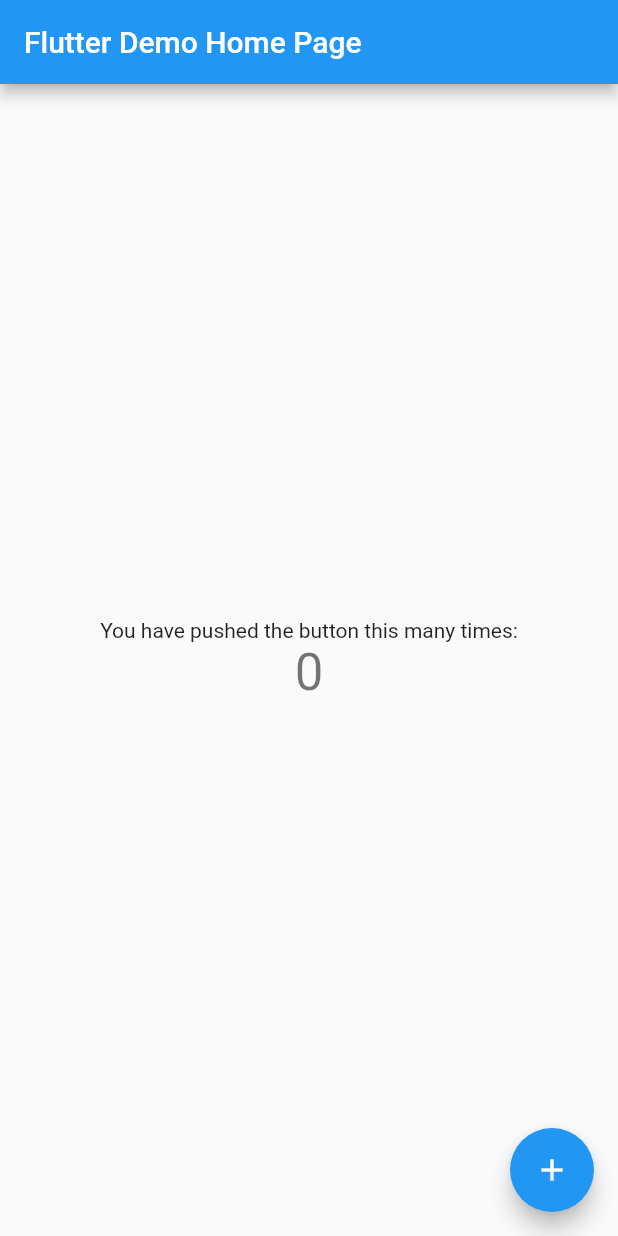
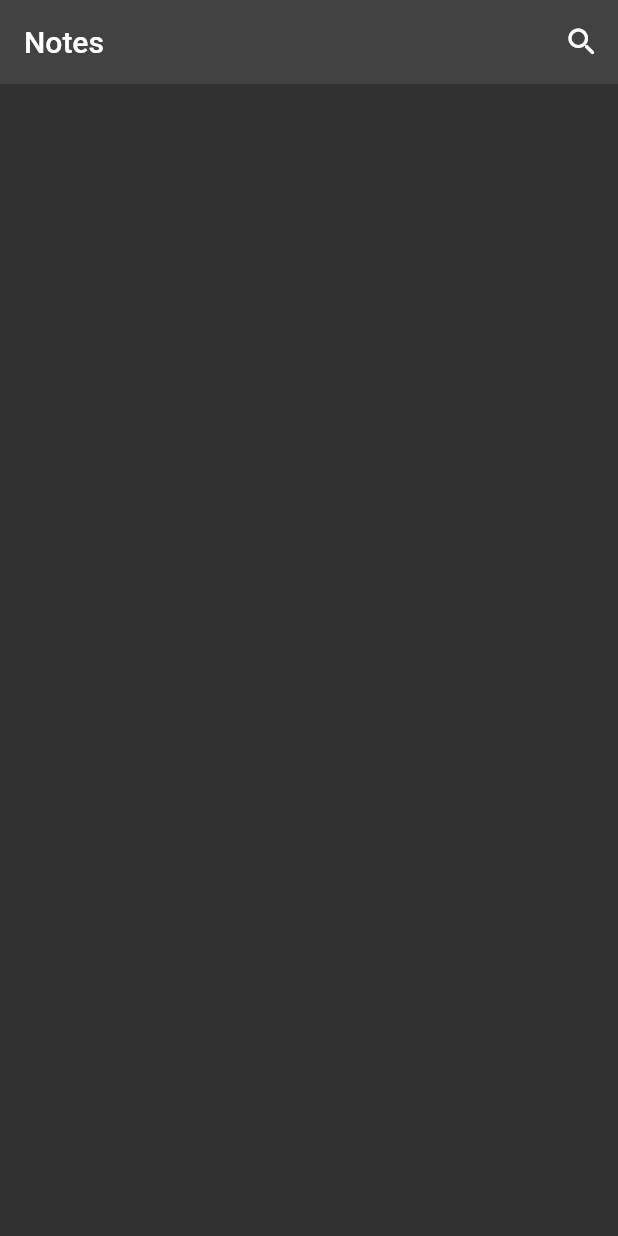
Before and after one commit to KingNarmar/notes_app, a Flutter app: the screen it shows after launch, on a phone screen of 412 x 824 dp. Run offline on Flutter 3.47's test engine with Material 2 defaults, Android fonts, the phone set to English and light mode, and no system bars.

Commit message:
Change theme and create notes View

```diff
--- /dev/null
+++ b/lib/Pages/notes_view.dart
@@ -0,0 +1,21 @@
+import 'package:flutter/material.dart';
+
+class NotesView extends StatelessWidget {
+  const NotesView({super.key});
+
+  @override
+  Widget build(BuildContext context) {
+    return Scaffold(
+      appBar: AppBar(
+        title: Text("Notes"),
+        elevation: 0,
+        actions: [
+          IconButton(
+            onPressed: () {},
+            icon: Icon(Icons.search_rounded),
+          )
+        ],
+      ),
+    );
+  }
+}
--- a/lib/main.dart
+++ b/lib/main.dart
@@ -1,115 +1,16 @@
 import 'package:flutter/material.dart';
+import 'Pages/notes_view.dart';
 
 void main() {
-  runApp(const MyApp());
+  runApp(const NotesApp());
 }
 
-class MyApp extends StatelessWidget {
-  const MyApp({super.key});
+class NotesApp extends StatelessWidget {
+  const NotesApp({super.key});
 
   // This widget is the root of your application.
   @override
   Widget build(BuildContext context) {
-    return MaterialApp(
-      title: 'Flutter Demo',
-      theme: ThemeData(
-        // This is the theme of your application.
-        //
-        // Try running your application with "flutter run". You'll see the
-        // application has a blue toolbar. Then, without quitting the app, try
-        // changing the primarySwatch below to Colors.green and then invoke
-        // "hot reload" (press "r" in the console where you ran "flutter run",
-        // or simply save your changes to "hot reload" in a Flutter IDE).
-        // Notice that the counter didn't reset back to zero; the application
-        // is not restarted.
-        primarySwatch: Colors.blue,
-      ),
-      home: const MyHomePage(title: 'Flutter Demo Home Page'),
-    );
+    return MaterialApp(theme: ThemeData.dark(), home: NotesView());
   }
 }
-
-class MyHomePage extends StatefulWidget {
-  const MyHomePage({super.key, required this.title});
-
-  // This widget is the home page of your application. It is stateful, meaning
-  // that it has a State object (defined below) that contains fields that affect
-  // how it looks.
-
-  // This class is the configuration for the state. It holds the values (in this
-  // case the title) provided by the parent (in this case the App widget) and
-  // used by the build method of the State. Fields in a Widget subclass are
-  // always marked "final".
-
-  final String title;
-
-  @override
-  State<MyHomePage> createState() => _MyHomePageState();
-}
-
-class _MyHomePageState extends State<MyHomePage> {
-  int _counter = 0;
-
-  void _incrementCounter() {
-    setState(() {
-      // This call to setState tells the Flutter framework that something has
-      // changed in this State, which causes it to rerun the build method below
-      // so that the display can reflect the updated values. If we changed
-      // _counter without calling setState(), then the build method would not be
-      // called again, and so nothing would appear to happen.
-      _counter++;
-    });
-  }
-
-  @override
-  Widget build(BuildContext context) {
-    // This method is rerun every time setState is called, for instance as done
-    // by the _incrementCounter method above.
-    //
-    // The Flutter framework has been optimized to make rerunning build methods
-    // fast, so that you can just rebuild anything that needs updating rather
-    // than having to individually change instances of widgets.
-    return Scaffold(
-      appBar: AppBar(
-        // Here we take the value from the MyHomePage object that was created by
-        // the App.build method, and use it to set our appbar title.
-        title: Text(widget.title),
-      ),
-      body: Center(
-        // Center is a layout widget. It takes a single child and positions it
-        // in the middle of the parent.
-        child: Column(
-          // Column is also a layout widget. It takes a list of children and
-          // arranges them vertically. By default, it sizes itself to fit its
-          // children horizontally, and tries to be as tall as its parent.
-          //
-          // Invoke "debug painting" (press "p" in the console, choose the
-          // "Toggle Debug Paint" action from the Flutter Inspector in Android
-          // Studio, or the "Toggle Debug Paint" command in Visual Studio Code)
-          // to see the wireframe for each widget.
-          //
-          // Column has various properties to control how it sizes itself and
-          // how it positions its children. Here we use mainAxisAlignment to
-          // center the children vertically; the main axis here is the vertical
-          // axis because Columns are vertical (the cross axis would be
-          // horizontal).
-          mainAxisAlignment: MainAxisAlignment.center,
-          children: <Widget>[
-            const Text(
-              'You have pushed the button this many times:',
-            ),
-            Text(
-              '$_counter',
-              style: Theme.of(context).textTheme.headlineMedium,
-            ),
-          ],
-        ),
-      ),
-      floatingActionButton: FloatingActionButton(
-        onPressed: _incrementCounter,
-        tooltip: 'Increment',
-        child: const Icon(Icons.add),
-      ), // This trailing comma makes auto-formatting nicer for build methods.
-    );
-  }
-}
```
Also changed, not shown: 1 other file.
